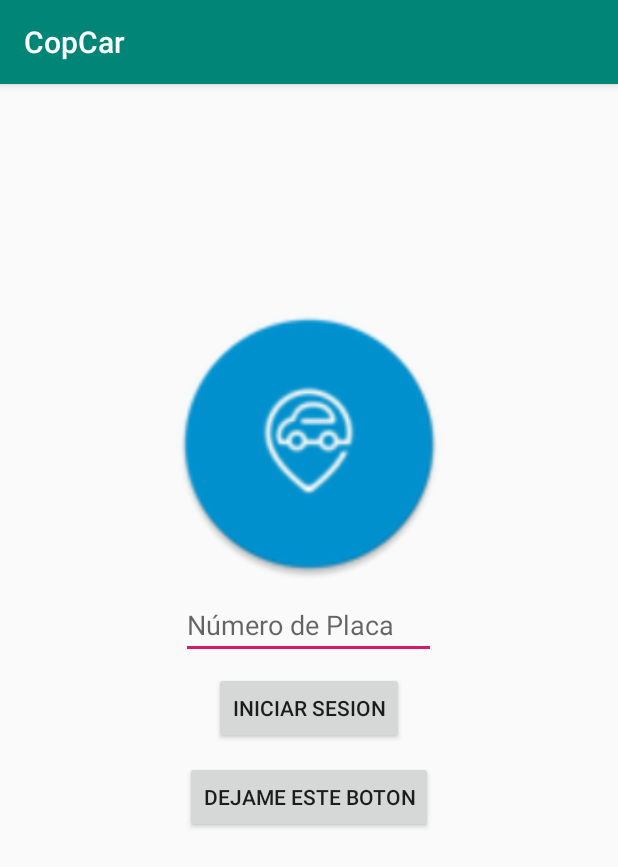
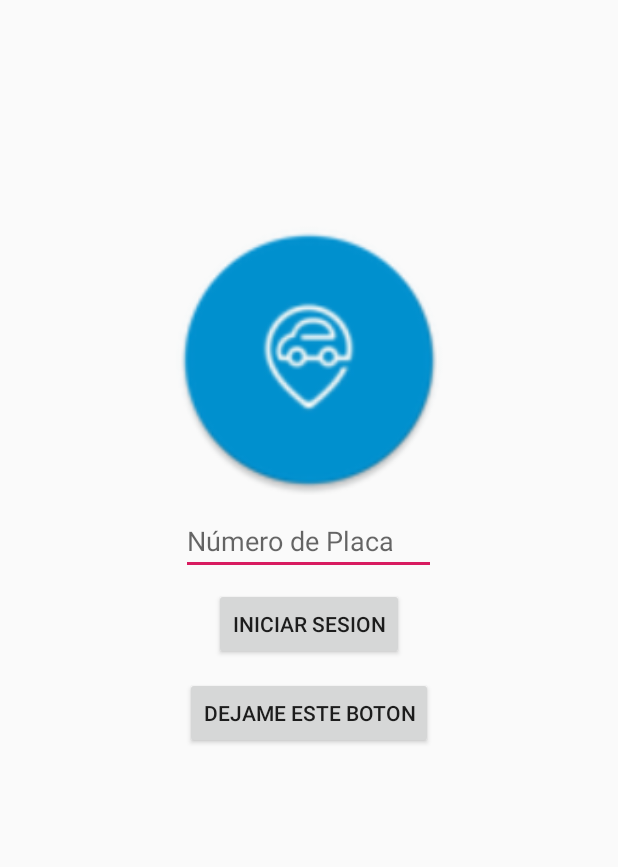
Before and after one commit to josecaros/CopCar, an Android app: the screen it shows after launch (MainActivity), on a phone screen of 412 x 824 dp. Shown: the top 867 px of the screen. Run offline under Robolectric (Android 15) with nearby library versions, the phone set to English and light mode, and no system bars.

Commit message:
cambios en los style

```diff
--- a/app/src/main/res/values/styles.xml
+++ b/app/src/main/res/values/styles.xml
@@ -1,7 +1,7 @@
 <resources>
 
     <!-- Base application theme. -->
-    <style name="AppTheme" parent="Theme.AppCompat.Light.DarkActionBar">
+    <style name="AppTheme" parent="Theme.AppCompat.Light.NoActionBar">
         <!-- Customize your theme here. -->
         <item name="colorPrimary">@color/colorPrimary</item>
         <item name="colorPrimaryDark">@color/colorPrimaryDark</item>
@@ -19,5 +19,4 @@
     <style name="DialogBasicCustomStyle" parent="Theme.AppCompat.Light.Dialog.Alert">
         <item name="android:colorAccent">#d6000c</item>
     </style>
-
 </resources>
```
Also changed, not shown: app/src/main/res/values/strings.xml (deleted, +0 -9 lines).
